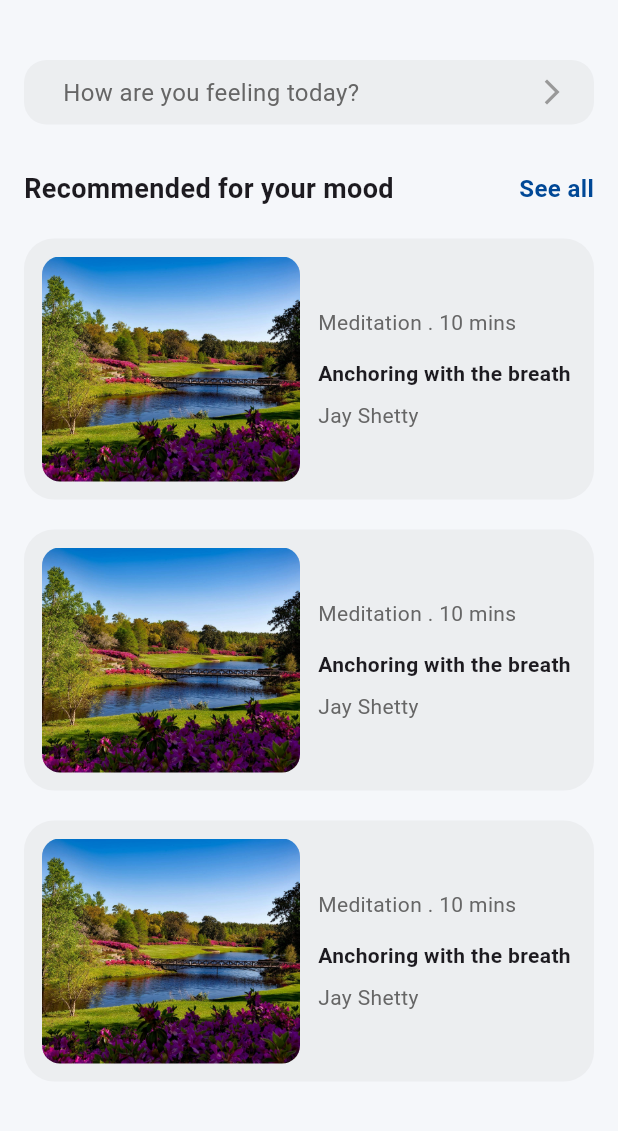
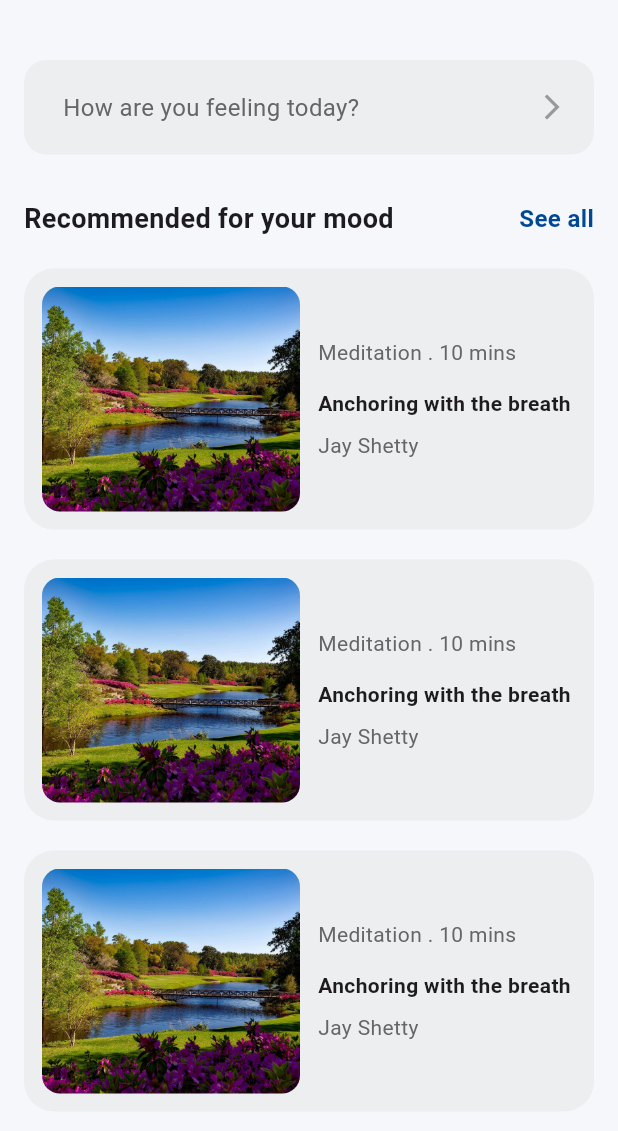
Before and after one commit to JoshuaOzibo/Mental_health_ui, a Flutter app: the screen it shows after launch, after a tap on "How are you feeling today?", after a tap on "Continue", on a phone screen of 412 x 824 dp, the part 105-1236 px from its top. Run offline on Flutter 3.47's test engine with Material 3 defaults, Android fonts, the phone set to English and light mode, and no system bars.

Commit message:
updated code

```diff
--- a/lib/features/home_page/components/feelings_button.dart
+++ b/lib/features/home_page/components/feelings_button.dart
@@ -7,20 +7,20 @@ class FellingsButton extends StatelessWidget {
     required this.onPressed,
     required this.text,
     this.emoji,
-    required this.icon,
+    this.trailing,
   });
 
   final VoidCallback onPressed;
   final String text;
   final String? emoji;
-  final IconData icon;
+  final Widget? trailing;
 
   @override
   Widget build(BuildContext context) {
     return GestureDetector(
       onTap: onPressed,
       child: Container(
-        padding: const EdgeInsets.symmetric(horizontal: 18, vertical: 10),
+        padding: const EdgeInsets.symmetric(horizontal: 18, vertical: 20),
         width: double.infinity,
         decoration: BoxDecoration(
           color: NovaColors.iconGray.withValues(alpha: 0.1),
@@ -53,7 +53,7 @@ class FellingsButton extends StatelessWidget {
                 ),
               ],
             ),
-            Icon(icon, color: NovaColors.iconGray, size: 20),
+            trailing ?? const SizedBox.shrink()
           ],
         ),
       ),
--- a/lib/features/home_page/screens/home_screen.dart
+++ b/lib/features/home_page/screens/home_screen.dart
@@ -96,7 +96,7 @@ class HomeScreen extends StatelessWidget {
               SizedBox(height: 30),
               FellingsButton(
                 emoji: '😊',
-                icon: Icons.arrow_forward_ios,
+                              trailing: Icon(Icons.arrow_forward_ios_outlined, color: NovaColors.iconGray, size: 20),
                 onPressed: () => {
                   showBottomSheet(
                     context: context,
--- a/lib/features/recommended_mood_page/screens/recommended_mood_page.dart
+++ b/lib/features/recommended_mood_page/screens/recommended_mood_page.dart
@@ -92,7 +92,7 @@ class RecommendedMoodPage extends StatelessWidget {
           children: [
             SizedBox(height: 30),
             FellingsButton(
-              icon: Icons.arrow_forward_ios,
+              trailing: Icon(Icons.arrow_forward_ios_outlined, color: NovaColors.iconGray, size: 20),
               onPressed: () => {},
               text: 'How are you feeling today?',
             ),
```
